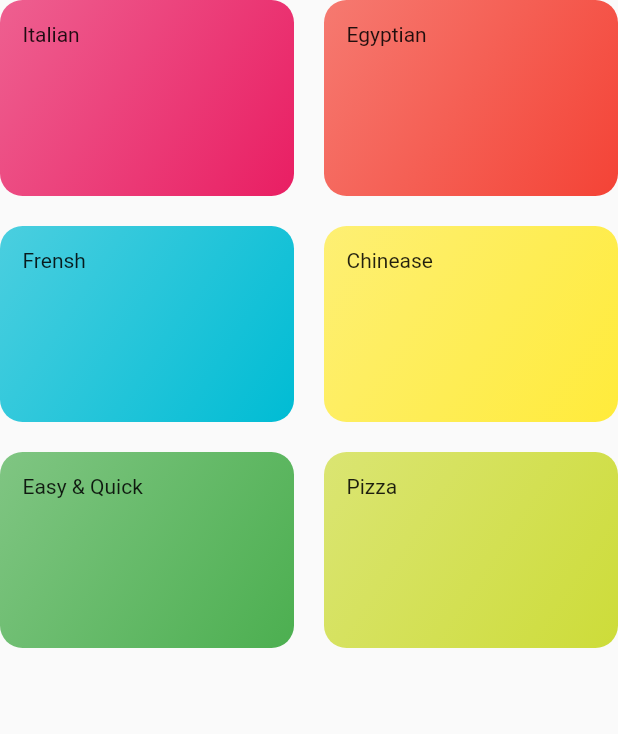
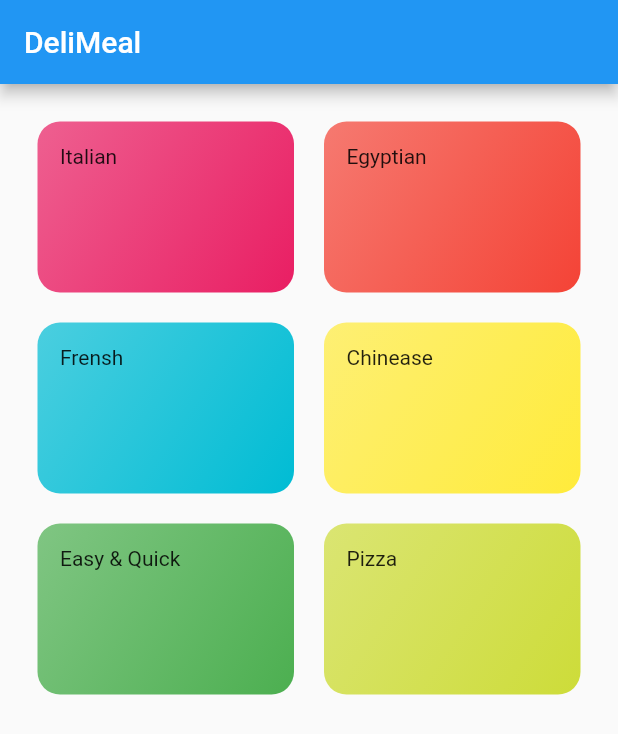
Before and after one commit to ahmed-bahaa/Meals_App_Flutter, a Flutter app: the CategoriesScreen screen opened directly, on a phone screen of 412 x 824 dp. Shown: the top 734 px of the screen. Run offline on Flutter 3.47's test engine with Material 2 defaults, Android fonts, the phone set to English and light mode, and no system bars; missing offline and left inert: dart:ffi.

```diff
--- a/lib/categories_screen.dart
+++ b/lib/categories_screen.dart
@@ -8,7 +8,12 @@ import './dummy_data.dart';
 class CategoriesScreen extends StatelessWidget {
   @override
   Widget build(BuildContext context) {
-    return GridView(
+    return Scaffold(
+      appBar: AppBar(
+        title: Text("DeliMeal"),
+      ),
+      body: GridView(
+        padding: EdgeInsets.all(25),
         children: DYMMY
             .map(
               (catData) => CategoryItem(
@@ -23,6 +28,7 @@ class CategoriesScreen extends StatelessWidget {
           crossAxisSpacing: 20,
           mainAxisSpacing: 20,
         ),
+      ),
     );
   }
 }
```
Also changed, not shown: lib/main.dart (+2 -19 lines). Lines whose indentation alone changed are shown as unchanged.
